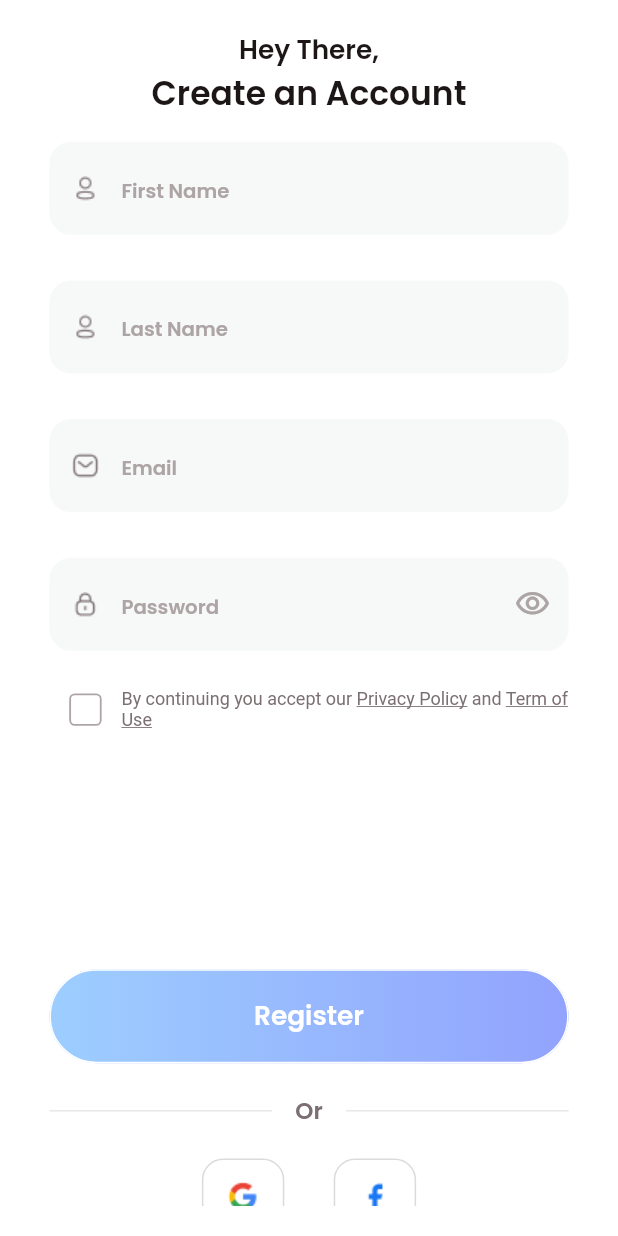
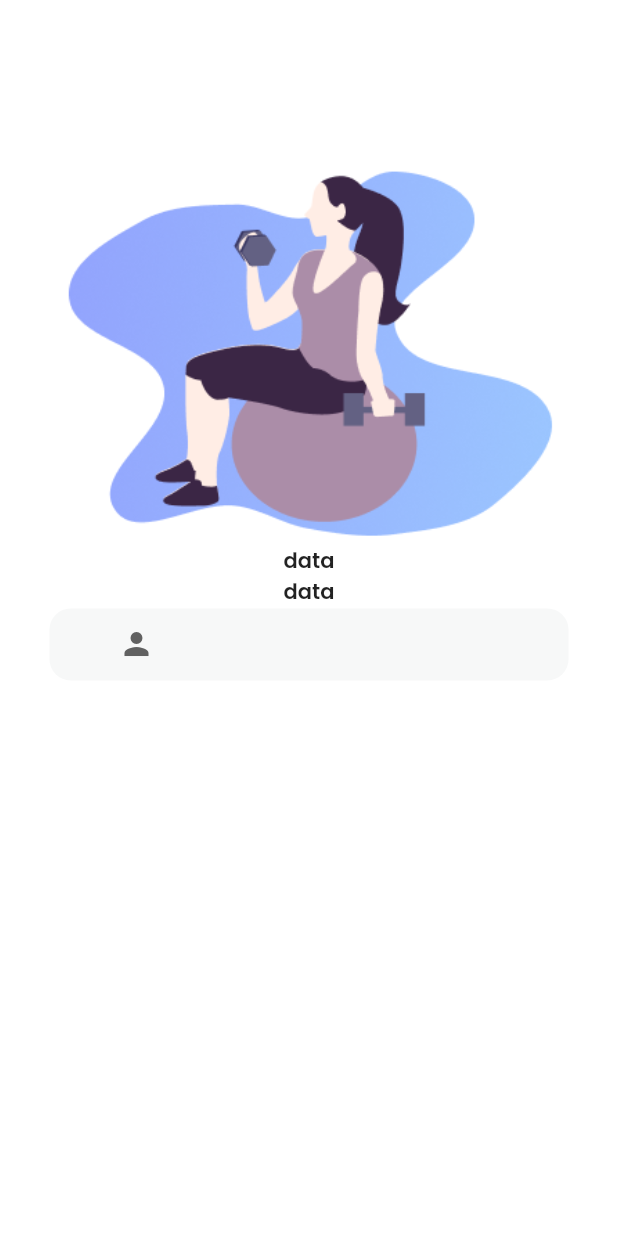
Before and after one commit to MAHMOUD3098/fitness_app, a Flutter app: the SignUpScreen screen opened directly, after a tap on "Register", on a phone screen of 412 x 824 dp. Run offline on Flutter 3.47's test engine with Material 2 defaults, Android fonts, the phone set to English and light mode, and no system bars; our stand-ins replace device_preview, flutter_bloc, flutter_screenutil, hexcolor, percent_indicator.

Commit message:
updated packages

```diff
--- a/lib/main.dart
+++ b/lib/main.dart
@@ -8,7 +8,7 @@ void main() async {
   await ScreenUtil.ensureScreenSize();
   runApp(
     DevicePreview(
-      enabled: false,
+      enabled: true,
       builder: (context) => const MyApp(),
     ),
   );
@@ -21,8 +21,9 @@ class MyApp extends StatelessWidget {
   Widget build(BuildContext context) {
     return ScreenUtilInit(
       designSize: DeviceDimensions.designSize,
-      builder: (context) {
-        // DeviceDimensions.setDeviceSize(context);
+      minTextAdapt: true,
+      splitScreenMode: true,
+      builder: (context, child) {
         return MaterialApp(
           builder: DevicePreview.appBuilder,
           locale: DevicePreview.locale(context),
@@ -33,10 +34,10 @@ class MyApp extends StatelessWidget {
             primarySwatch: Colors.blue,
             fontFamily: 'Poppins',
           ),
-          home: const GetStartedScreen(),
-          // home: Container(width: 4.w),
+          home: child,
         );
       },
+      child: const GetStartedScreen(),
     );
   }
 }
--- /dev/null
+++ b/lib/modules/signup/complete_profile_screen.dart
@@ -0,0 +1,71 @@
+import 'package:fitness_app/shared/components/dimensions.dart';
+import 'package:fitness_app/shared/components/paths.dart';
+import 'package:fitness_app/shared/styles/colors.dart';
+import 'package:flutter/material.dart';
+
+class CompleteProfileScreen extends StatelessWidget {
+  const CompleteProfileScreen({Key? key}) : super(key: key);
+
+  @override
+  Widget build(BuildContext context) {
+    return Scaffold(
+      backgroundColor: whiteColor,
+      body: SafeArea(
+        child: Padding(
+          padding: EdgeInsets.symmetric(vertical: DeviceDimensions.setHeight(40), horizontal: DeviceDimensions.setWidth(30)),
+          child: Column(
+            crossAxisAlignment: CrossAxisAlignment.stretch,
+            children: [
+              Image.asset(Paths.completeProfileImage),
+              Form(
+                child: Column(
+                  crossAxisAlignment: CrossAxisAlignment.stretch,
+                  children: [
+                    Text(
+                      'data',
+                      textAlign: TextAlign.center,
+                    ),
+                    Text(
+                      'data',
+                      textAlign: TextAlign.center,
+                    ),
+                    Container(
+                      decoration: BoxDecoration(
+                        color: borderColor,
+                        borderRadius: BorderRadius.circular(DeviceDimensions.setRadius(14)),
+                      ),
+                      child: DropdownButton(
+                        underline: const SizedBox(),
+                        // isExpanded: true,
+
+                        items: const [
+                          DropdownMenuItem(
+                            value: ' items',
+                            child: Text('items'),
+                          ),
+                          // DropdownMenuItem(
+                          //   value: 'ss',
+                          //   child: Text('ss'),
+                          // ),
+                          // DropdownMenuItem(
+                          //   value: 'ss',
+                          //   child: Text('ss'),
+                          // ),
+                        ],
+                        onChanged: (value) {},
+                        icon: const Icon(
+                          Icons.person,
+                        ),
+                        // dropdownColor: Colors.red,
+                      ),
+                    ),
+                  ],
+                ),
+              )
+            ],
+          ),
+        ),
+      ),
+    );
+  }
+}
--- a/lib/modules/signup/signup_screen.dart
+++ b/lib/modules/signup/signup_screen.dart
@@ -1,6 +1,8 @@
+import 'package:fitness_app/modules/signup/complete_profile_screen.dart';
 import 'package:fitness_app/modules/signup/cubit/cubit.dart';
 import 'package:fitness_app/modules/signup/cubit/states.dart';
 import 'package:fitness_app/shared/components/components.dart';
+import 'package:fitness_app/shared/components/constants.dart';
 import 'package:fitness_app/shared/components/dimensions.dart';
 import 'package:fitness_app/shared/components/paths.dart';
 import 'package:fitness_app/shared/lang/english_texts.dart';
@@ -171,7 +173,9 @@ class SignUpScreen extends StatelessWidget {
                           textStyle:
                               mediumTextStyle.copyWith(color: whiteColor, fontSize: DeviceDimensions.setFontSize(16), fontWeight: FontWeight.bold),
                           gradientColor: blueLinear,
-                          onPressed: () {},
+                          onPressed: () {
+                            navigateTo(context, const CompleteProfileScreen());
+                          },
                         ),
                         SizedBox(
                           height: DeviceDimensions.setHeight(20),
--- a/lib/shared/components/dimensions.dart
+++ b/lib/shared/components/dimensions.dart
@@ -5,8 +5,7 @@ class DeviceDimensions {
   static const Size designSize = Size(375, 812);
 
   static setDeviceSize(BuildContext context) {
-    Size deviceSize = Size(MediaQuery.of(context).size.height, MediaQuery.of(context).size.width);
-    ScreenUtil.init(context, designSize: designSize, deviceSize: deviceSize);
+    ScreenUtil.init(context, designSize: designSize);
   }
 
   static setHeight(num height) {
--- a/lib/shared/components/paths.dart
+++ b/lib/shared/components/paths.dart
@@ -3,6 +3,8 @@ class Paths {
   static String onBoardingImage2 = 'assets/images/onBoarding2.png';
   static String onBoardingImage3 = 'assets/images/onBoarding3.png';
   static String onBoardingImage4 = 'assets/images/onBoarding4.png';
+
+  static String completeProfileImage = 'assets/images/complete_profile.png';
 
   static String arrowRight = 'assets/images/arrow_right.png';
 
```
Also changed, not shown: pubspec.yaml (+5 -9 lines), assets/images/complete_profile.png (added), pubspec.lock, 1 other file.
